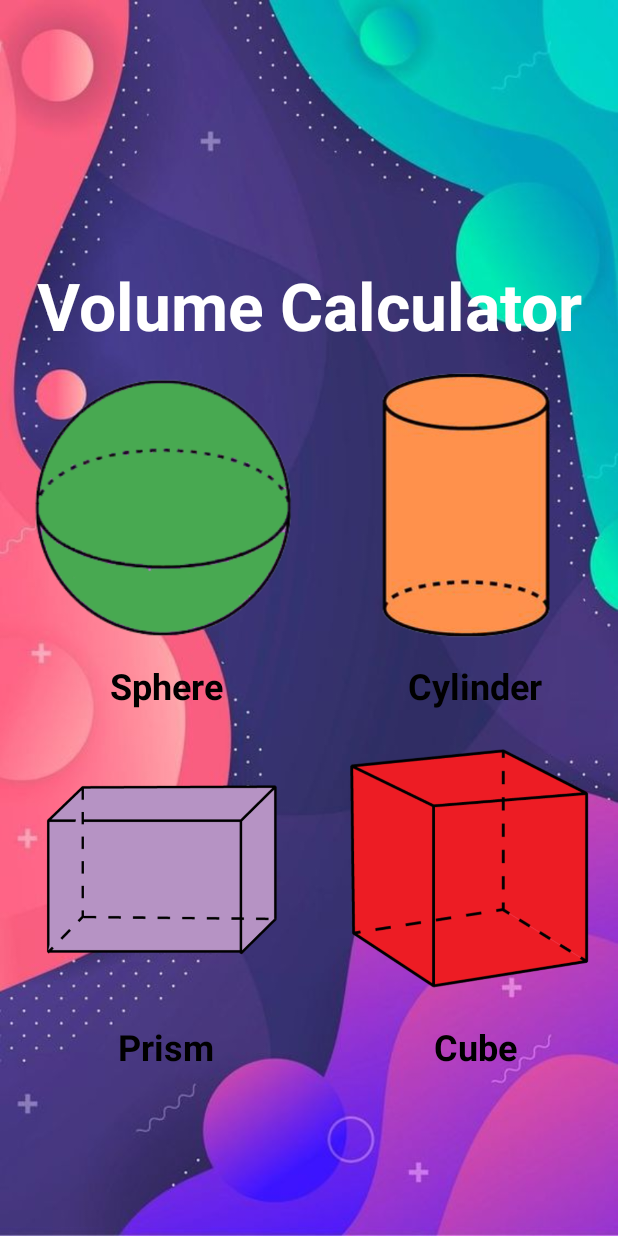
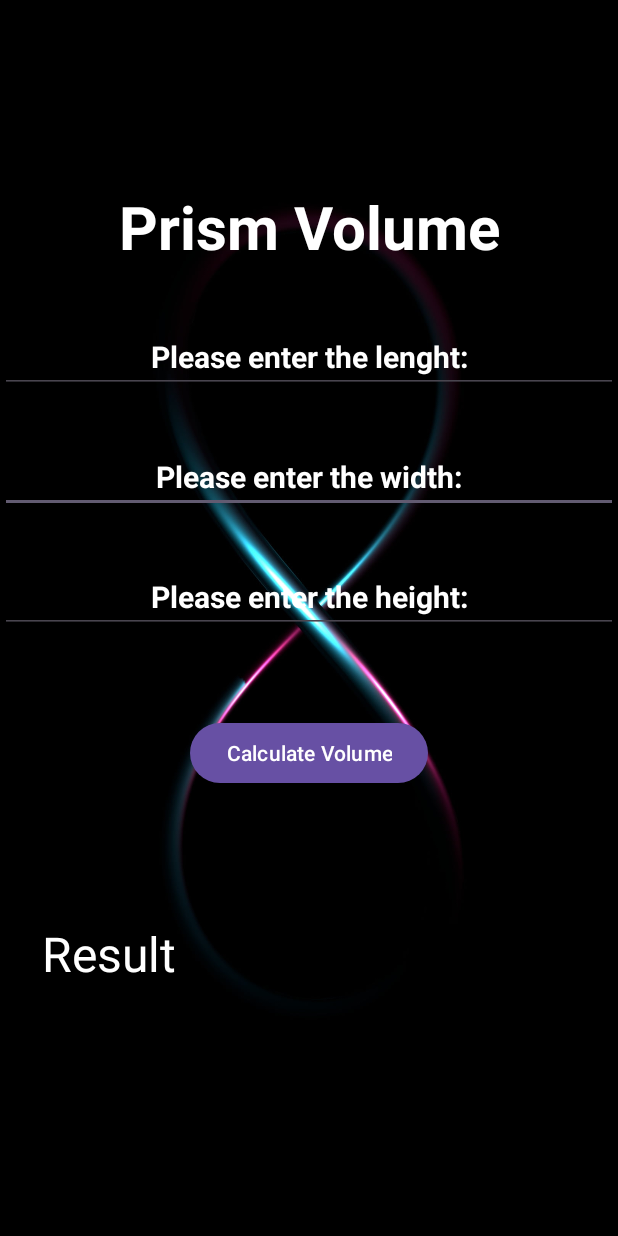
Before and after one commit to RobertBeraru/AndroidPlayground, an Android app: the screen it shows after launch (MainActivity before the commit, Prism after it), after a tap on "Prism", on a phone screen of 412 x 824 dp. Run offline under Robolectric (Android 15) with nearby library versions, the phone set to English and light mode, and no system bars.

Commit message:
Added prism and cube

```diff
--- a/volumeapp/src/main/AndroidManifest.xml
+++ b/volumeapp/src/main/AndroidManifest.xml
@@ -8,6 +8,12 @@
         android:roundIcon="@mipmap/ic_launcher_round"
         android:supportsRtl="true"
         android:theme="@style/Theme.AndroidPlayground">
+        <activity
+            android:name=".Cube"
+            android:exported="false" />
+        <activity
+            android:name=".Prism"
+            android:exported="false" />
         <activity
             android:name=".Cylinder"
             android:exported="false" />
--- a/volumeapp/src/main/java/com/example/volumeapp/MainActivity.java
+++ b/volumeapp/src/main/java/com/example/volumeapp/MainActivity.java
@@ -61,14 +61,14 @@ public class MainActivity extends AppCompatActivity {
                     case "Cylinder":
                         intent = new Intent(MainActivity.this, Cylinder.class);
                         break;
-//                    case "Prism":
-//                        intent = new Intent(MainActivity.this, Prism.class);
-//                        break;
-//                    case "Cube":
-//                        intent = new Intent(MainActivity.this, Cube.class);
-//                        break;
+                    case "Prism":
+                        intent = new Intent(MainActivity.this, Prism.class);
+                        break;
+                    case "Cube":
+                        intent = new Intent(MainActivity.this, Cube.class);
+                        break;
                     default:
-                        return; // no action for unknown shape name
+                        return;
                 }
                 startActivity(intent);
             }
--- /dev/null
+++ b/volumeapp/src/main/java/com/example/volumeapp/Prism.java
@@ -0,0 +1,60 @@
+package com.example.volumeapp;
+
+import android.os.Bundle;
+import android.util.Log;
+import android.view.View;
+import android.widget.Button;
+import android.widget.EditText;
+import android.widget.TextView;
+
+import androidx.activity.EdgeToEdge;
+import androidx.appcompat.app.AppCompatActivity;
+import androidx.core.graphics.Insets;
+import androidx.core.view.ViewCompat;
+import androidx.core.view.WindowInsetsCompat;
+
+public class Prism extends AppCompatActivity {
+    TextView title, result;
+    EditText prism_length,prism_height,prism_width;
+    Button button;
+
+    @Override
+    protected void onCreate(Bundle savedInstanceState) {
+        super.onCreate(savedInstanceState);
+        EdgeToEdge.enable(this);
+        setContentView(R.layout.activity_prism);
+        prism_length = findViewById(R.id.editText_Prism1);
+        prism_height = findViewById(R.id.editText_Prism2);
+        prism_width = findViewById(R.id.editText_Prism3);
+        title = findViewById(R.id.prismText);
+        result = findViewById(R.id.resultText);
+        button = findViewById(R.id.prismBtn);
+
+        button.setOnClickListener(new View.OnClickListener() {
+            @Override
+            public void onClick(View v) {
+                String length = prism_length.getText().toString().trim();
+                String height = prism_height.getText().toString().trim();
+                String width = prism_width.getText().toString().trim();
+
+                if (length.isEmpty() || height.isEmpty() || width.isEmpty()) {
+                    Log.w("CylinderDebug", "Lipsesc una sau mai multe valori!");
+                    result.setText("Please insert all values!");
+                    return;
+                }
+                try {
+                    double L = Double.parseDouble(length);
+                    double h = Double.parseDouble(height);
+                    double w = Double.parseDouble(width);
+                    double V = L * w *  h;
+                    Log.i("PrismDebug", "Volum calculat: " + V);
+                    result.setText("V = " + V + " cm^3");
+                } catch (NumberFormatException e) {
+                    Log.e("PrismDebug", "Valori invalide: " + e.getMessage());
+                    result.setText("Please insert only numbers!");
+                }
+            }
+        });
+
+    }
+}
--- /dev/null
+++ b/volumeapp/src/main/res/layout/activity_prism.xml
@@ -0,0 +1,93 @@
+<?xml version="1.0" encoding="utf-8"?>
+<androidx.constraintlayout.widget.ConstraintLayout xmlns:android="http://schemas.android.com/apk/res/android"
+    xmlns:app="http://schemas.android.com/apk/res-auto"
+    xmlns:tools="http://schemas.android.com/tools"
+    android:id="@+id/main"
+    android:layout_width="match_parent"
+    android:layout_height="match_parent"
+    android:background="@drawable/back2"
+    tools:context=".Prism">
+
+    <TextView
+        android:id="@+id/prismText"
+        android:layout_width="0dp"
+        android:layout_height="wrap_content"
+        android:layout_marginTop="124dp"
+        android:gravity="center_horizontal"
+        android:text="Prism Volume"
+        android:textColor="@color/white"
+        android:textSize="40dp"
+        android:textStyle="bold"
+        app:layout_constraintEnd_toEndOf="parent"
+        app:layout_constraintHorizontal_bias="0.0"
+        app:layout_constraintStart_toStartOf="parent"
+        app:layout_constraintTop_toTopOf="parent" />
+
+    <EditText
+        android:id="@+id/editText_Prism1"
+        android:layout_width="match_parent"
+        android:layout_height="wrap_content"
+        android:layout_marginBottom="32dp"
+        android:gravity="center"
+        android:hint="Please enter the width:"
+        android:textColor="@color/white"
+        android:textColorHint="@color/white"
+        android:textSize="20dp"
+        android:textStyle="bold"
+        app:layout_constraintBottom_toTopOf="@+id/editText_Prism2"
+        app:layout_constraintStart_toStartOf="@+id/editText_Prism2" />
+
+    <EditText
+        android:id="@+id/editText_Prism2"
+        android:layout_width="0dp"
+        android:layout_height="wrap_content"
+        android:layout_marginTop="196dp"
+        android:gravity="center"
+        android:hint="Please enter the height:"
+        android:textColor="@color/white"
+        android:textColorHint="@color/white"
+        android:textSize="20dp"
+        android:textStyle="bold"
+        app:layout_constraintEnd_toEndOf="parent"
+        app:layout_constraintHorizontal_bias="1.0"
+        app:layout_constraintStart_toStartOf="parent"
+        app:layout_constraintTop_toBottomOf="@+id/prismText" />
+
+
+    <EditText
+        android:id="@+id/editText_Prism3"
+        android:layout_width="0dp"
+        android:layout_height="wrap_content"
+        android:layout_marginBottom="32dp"
+        android:gravity="center"
+        android:hint="Please enter the lenght:"
+        android:textColor="@color/white"
+        android:textColorHint="@color/white"
+        android:textSize="20dp"
+        android:textStyle="bold"
+        app:layout_constraintBottom_toTopOf="@+id/editText_Prism1"
+        app:layout_constraintEnd_toEndOf="parent"
+        app:layout_constraintStart_toStartOf="parent" />
+
+    <TextView
+        android:id="@+id/resultText"
+        android:layout_width="match_parent"
+        android:layout_height="wrap_content"
+        android:layout_marginStart="28dp"
+        android:layout_marginTop="192dp"
+        android:text="Result"
+        android:textColor="@color/white"
+        android:textSize="32dp"
+        app:layout_constraintStart_toStartOf="parent"
+        app:layout_constraintTop_toBottomOf="@+id/editText_Prism2" />
+
+    <Button
+        android:id="@+id/prismBtn"
+        android:layout_width="wrap_content"
+        android:layout_height="wrap_content"
+        android:layout_marginTop="56dp"
+        android:text="Calculate Volume"
+        app:layout_constraintEnd_toEndOf="parent"
+        app:layout_constraintStart_toStartOf="parent"
+        app:layout_constraintTop_toBottomOf="@+id/editText_Prism2" />
+</androidx.constraintlayout.widget.ConstraintLayout>
```
Also changed, not shown: volumeapp/src/main/java/com/example/volumeapp/Cube.java (added, +44 -0 lines), volumeapp/src/main/res/layout/activity_cube.xml (added, +61 -0 lines).
